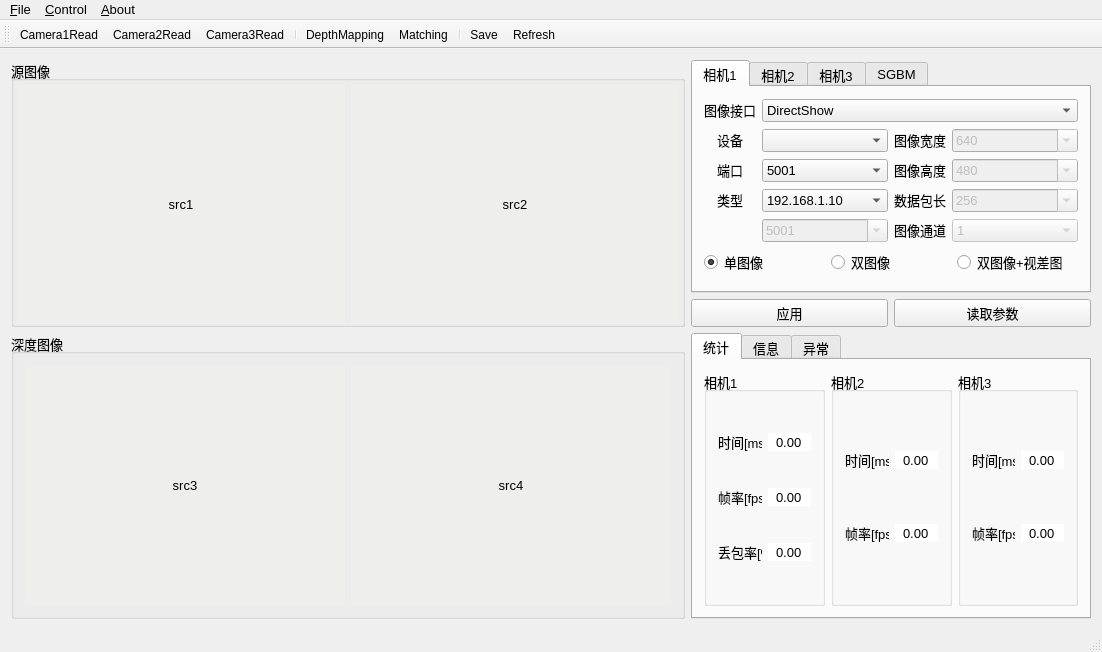
This is mainwindow.ui in webd111/CameraTest as Qt 5 draws it before an edit. The edited form follows.
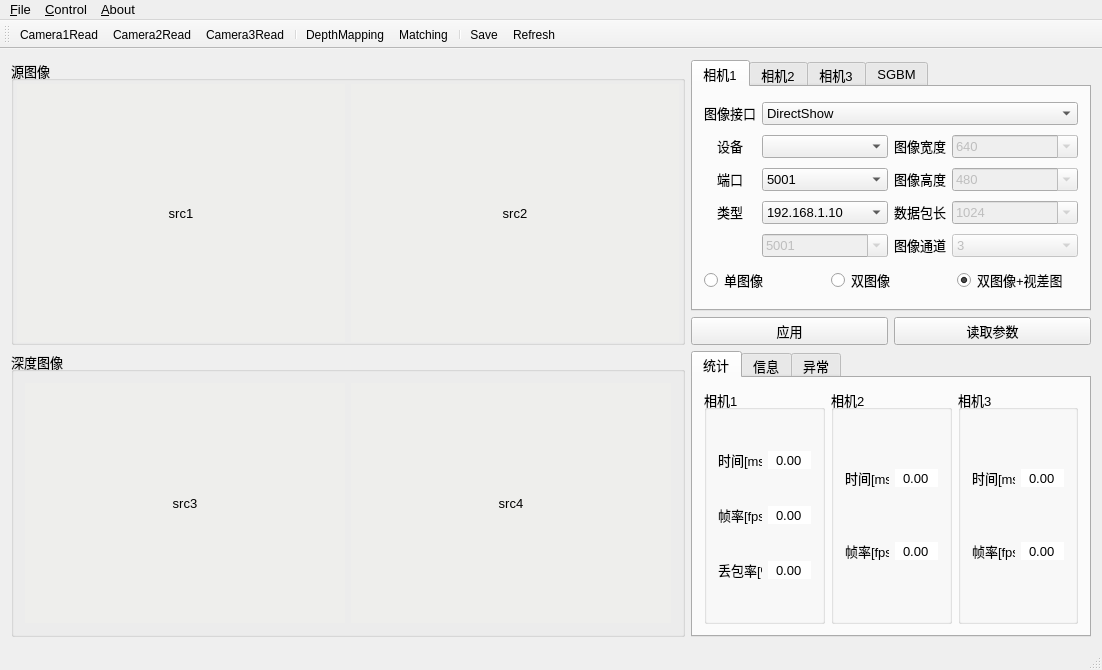
This is the edited form. Icons and pictures are not drawn.

What changed in the file:
```diff
--- a/mainwindow.ui
+++ b/mainwindow.ui
@@ -6,8 +6,8 @@
    <rect>
     <x>0</x>
     <y>0</y>
-    <width>1090</width>
-    <height>646</height>
+    <width>1100</width>
+    <height>670</height>
    </rect>
   </property>
   <property name="sizePolicy">
@@ -559,6 +559,9 @@
             <property name="mouseTracking">
              <bool>false</bool>
             </property>
+            <property name="currentIndex">
+             <number>1</number>
+            </property>
             <item>
              <property name="text">
               <string>1</string>
@@ -591,7 +594,7 @@
                <string>单图像</string>
               </property>
               <property name="checked">
-               <bool>true</bool>
+               <bool>false</bool>
               </property>
              </widget>
             </item>
@@ -628,6 +631,9 @@
               <property name="text">
                <string>双图像+视差图</string>
               </property>
+              <property name="checked">
+               <bool>true</bool>
+              </property>
              </widget>
             </item>
            </layout>
@@ -675,7 +681,7 @@
             </property>
             <item>
              <property name="text">
-              <string>256</string>
+              <string>1024</string>
              </property>
             </item>
            </widget>
```
Left out of the diff: 2 changed lines with no effect on the pictures.
